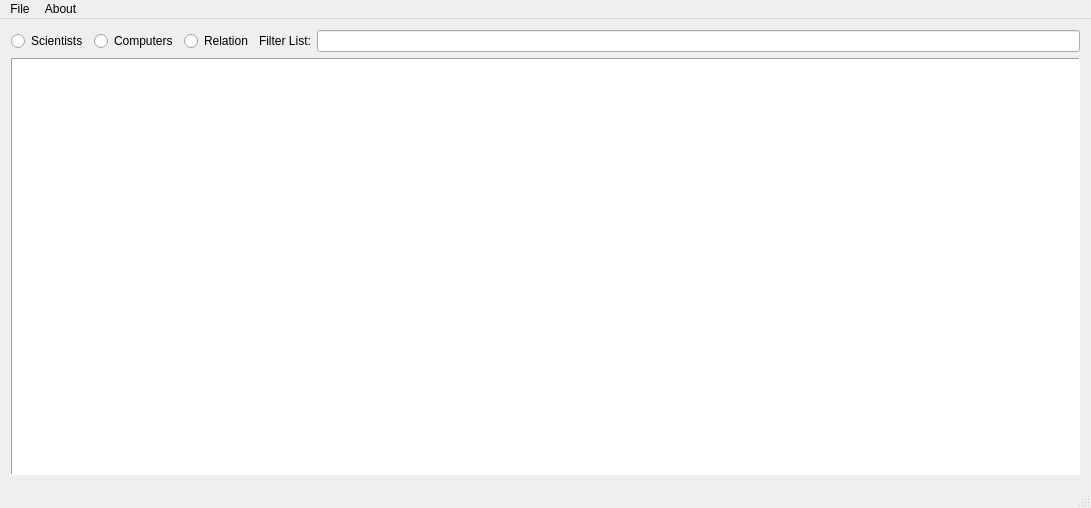
Old version of the form 42GUI/ui/mainwindow.ui in the repository orriaxels/Hopur42.
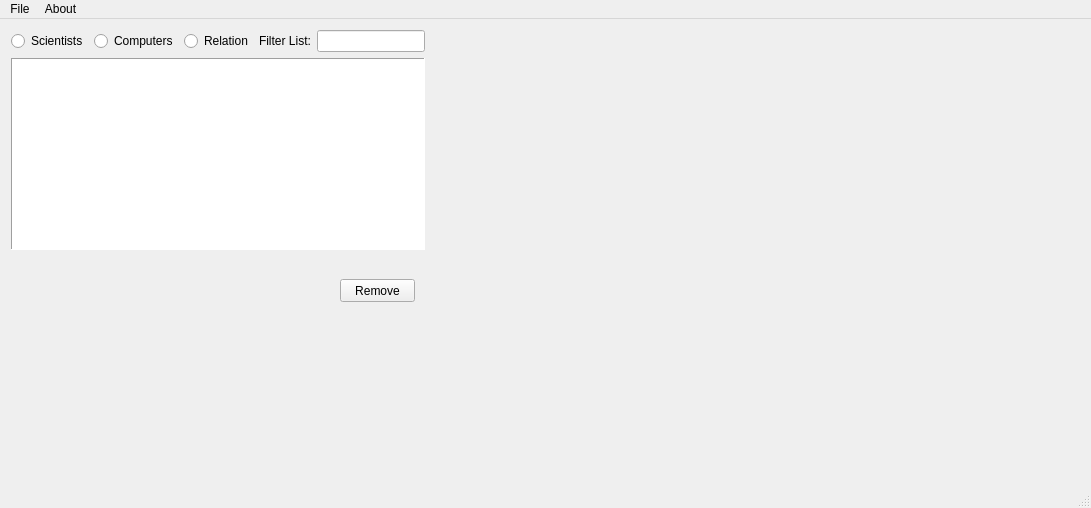
New version of the form.

Commit message:
Smá git test
testing

```diff
--- a/42GUI/ui/mainwindow.ui
+++ b/42GUI/ui/mainwindow.ui
@@ -14,8 +14,20 @@
    <string>DatabaseViewer</string>
   </property>
   <widget class="QWidget" name="centralWidget">
-   <layout class="QGridLayout" name="gridLayout">
-    <item row="0" column="0">
+   <widget class="QPushButton" name="pushButton">
+    <property name="geometry">
+     <rect>
+      <x>340</x>
+      <y>260</y>
+      <width>75</width>
+      <height>23</height>
+     </rect>
+    </property>
+    <property name="text">
+     <string>Remove</string>
+    </property>
+   </widget>
+   <widget class="QWidget" name="">
      <layout class="QVBoxLayout" name="verticalLayout">
       <item>
        <layout class="QHBoxLayout" name="horizontalLayout_3">
@@ -107,8 +119,7 @@
        </widget>
       </item>
      </layout>
-    </item>
-   </layout>
+   </widget>
   </widget>
   <widget class="QMenuBar" name="menuBar">
    <property name="geometry">
```
Left out of the diff: 2 changed lines with no effect on the pictures. Lines whose indentation alone changed are shown as unchanged.
